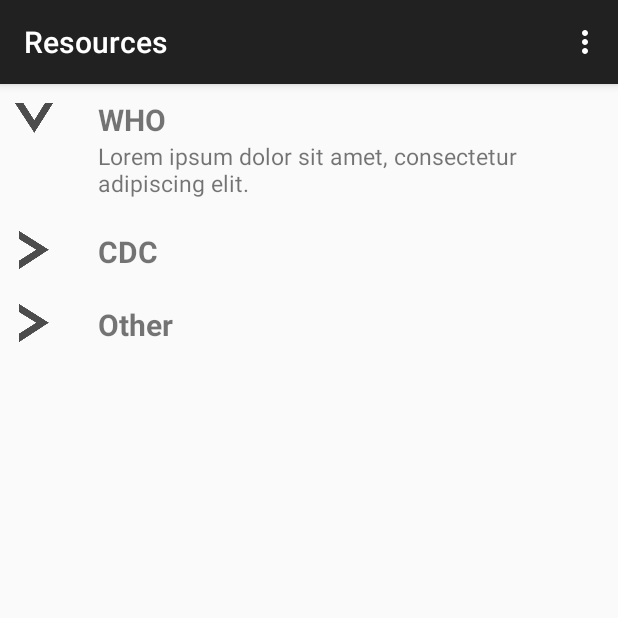
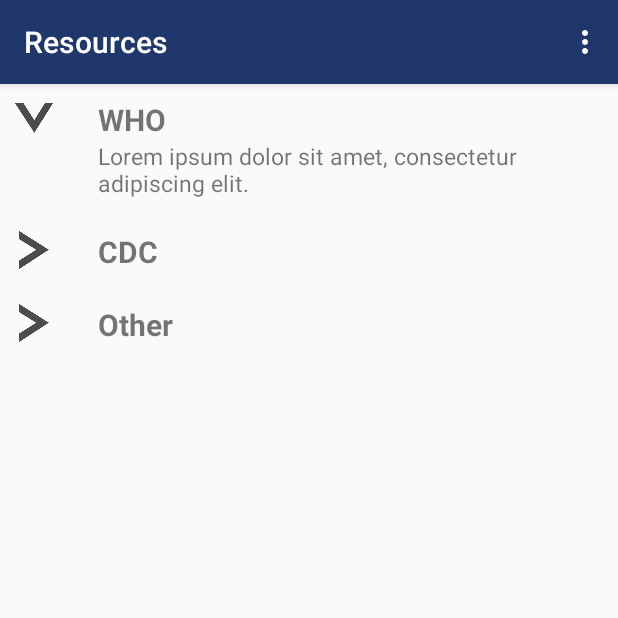
Before and after one commit to terahunt/InfectionPreventionSource, an Android app: the ResourcesActivity screen opened directly, with no data from a screen before it, in the options menu, after a tap on "Resources", on a phone screen of 412 x 824 dp, the top half of it. Run offline under Robolectric (Android 15) with nearby library versions, the phone set to English and light mode, and no system bars.

Commit message:
Customize action bar color.

```diff
--- a/app/src/main/java/aimscapstone/infectionpreventionsource/ChatActivity.java
+++ b/app/src/main/java/aimscapstone/infectionpreventionsource/ChatActivity.java
@@ -48,7 +48,7 @@
             startActivity(openMainActivity);
             return true;
         } else {
-            return false;
+            return super.onOptionsItemSelected(item);
         }
     }
 }
--- a/app/src/main/java/aimscapstone/infectionpreventionsource/MainActivity.java
+++ b/app/src/main/java/aimscapstone/infectionpreventionsource/MainActivity.java
@@ -120,7 +120,7 @@
 
         else
         {
-            return false;
+            return super.onOptionsItemSelected(item);
         }
 
 
--- a/app/src/main/java/aimscapstone/infectionpreventionsource/MainVideoNavigationActivity.java
+++ b/app/src/main/java/aimscapstone/infectionpreventionsource/MainVideoNavigationActivity.java
@@ -87,7 +87,7 @@
 
         else
         {
-            return false;
+            return super.onOptionsItemSelected(item);
         }
     }
 }
--- a/app/src/main/java/aimscapstone/infectionpreventionsource/ResourcesActivity.java
+++ b/app/src/main/java/aimscapstone/infectionpreventionsource/ResourcesActivity.java
@@ -69,7 +69,7 @@
 
         else
         {
-            return false;
+            return super.onOptionsItemSelected(item);
         }
 
 
--- a/app/src/main/java/aimscapstone/infectionpreventionsource/TrainingNavigationActivity.java
+++ b/app/src/main/java/aimscapstone/infectionpreventionsource/TrainingNavigationActivity.java
@@ -69,7 +69,7 @@
 
         else
         {
-            return false;
+            return super.onOptionsItemSelected(item);
         }
 
 
--- a/app/src/main/java/aimscapstone/infectionpreventionsource/VideoActivity.java
+++ b/app/src/main/java/aimscapstone/infectionpreventionsource/VideoActivity.java
@@ -101,7 +101,7 @@
 
         else
         {
-            return false;
+            return super.onOptionsItemSelected(item);
         }
 
 
--- a/app/src/main/java/aimscapstone/infectionpreventionsource/VideoNavigationActivity.java
+++ b/app/src/main/java/aimscapstone/infectionpreventionsource/VideoNavigationActivity.java
@@ -97,7 +97,7 @@
 
         else
         {
-            return false;
+            return super.onOptionsItemSelected(item);
         }
 
 
--- /dev/null
+++ b/app/src/main/res/values/colors.xml
@@ -0,0 +1,4 @@
+<resources>
+    <!-- Default screen margins, per the Android Design guidelines. -->
+    <color name="primary_color">#20376C</color>
+</resources>
--- a/app/src/main/res/values/styles.xml
+++ b/app/src/main/res/values/styles.xml
@@ -2,7 +2,12 @@
 
     <!-- Base application theme. -->
     <style name="AppTheme" parent="Theme.AppCompat.Light.DarkActionBar">
-        <!-- Customize your theme here. -->
+        <item name="android:actionBarStyle">@style/ActionBar</item>
+        <item name="actionBarStyle">@style/ActionBar</item>
     </style>
 
+    <style name="ActionBar" parent="Widget.AppCompat.Light.ActionBar.Solid.Inverse">
+        <item name="android:background">@color/primary_color</item>
+        <item name="background">@color/primary_color</item>
+    </style>
 </resources>
```
Also changed, not shown: app/src/main/res/layout/fragment_main_navigation.xml (+8 -4 lines).
